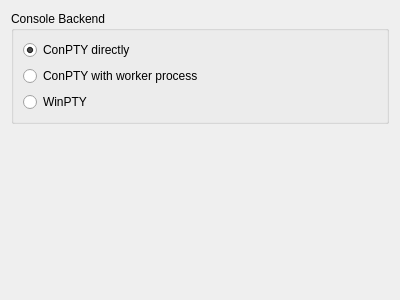
Qt form src/SettingWindowsForm.ui (soramimi/Guitar) before a commit.
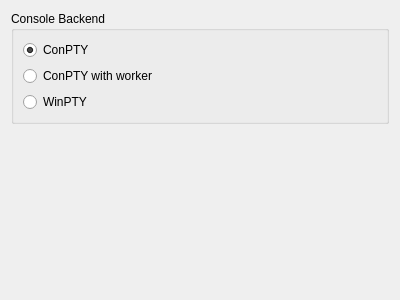
The same form after that commit.

```diff
--- a/src/SettingWindowsForm.ui
+++ b/src/SettingWindowsForm.ui
@@ -23,7 +23,7 @@
       <item>
        <widget class="QRadioButton" name="radioButton_conpty_directly">
         <property name="text">
-         <string>ConPTY directly</string>
+         <string>ConPTY</string>
         </property>
         <property name="checked">
          <bool>true</bool>
@@ -33,7 +33,7 @@
       <item>
        <widget class="QRadioButton" name="radioButton_conpty_with_worker_process">
         <property name="text">
-         <string>ConPTY with worker process</string>
+         <string>ConPTY with worker</string>
         </property>
        </widget>
       </item>
```
Left out of the diff: 4 changed lines with no effect on the pictures.
